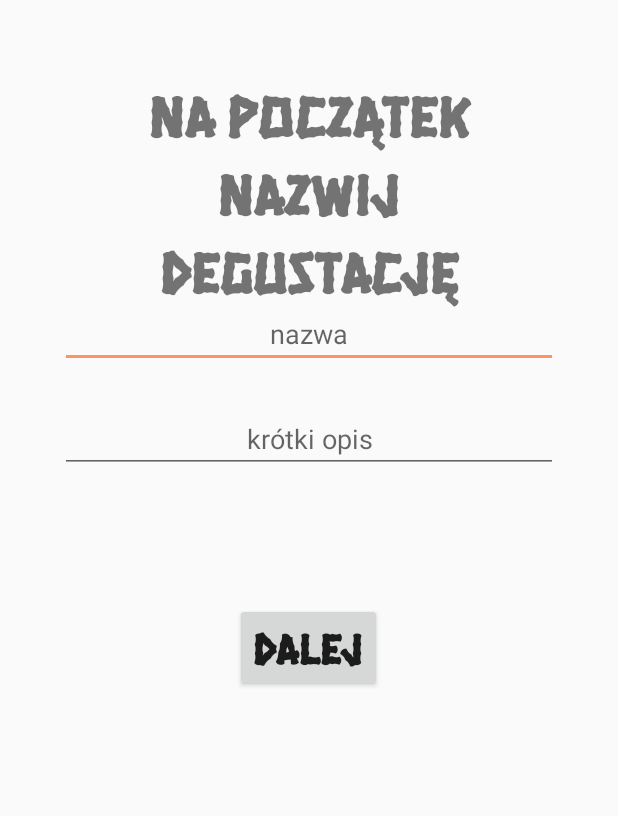
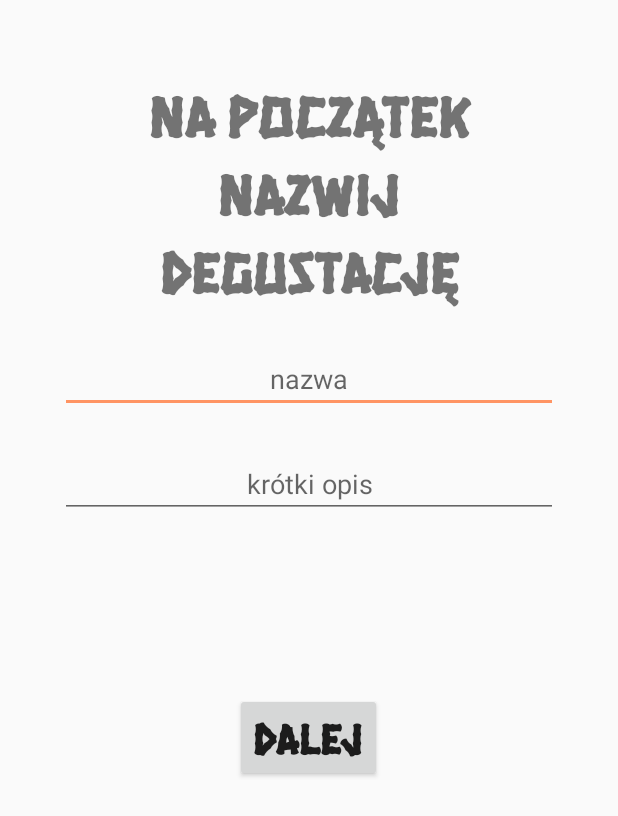
Before and after one commit to call-of-beer/mobile, an Android app: the layout fragment_tasting_set_name.xml on its own in the app's theme, with its tools: preview values and no code run, on a phone screen of 412 x 824 dp. Shown: the top 816 px of the screen. Run offline under Robolectric (Android 15) with nearby library versions, the phone set to English and light mode, and no system bars.

Commit message:
updates- the last ones

```diff
--- a/app/src/main/java/call/ofbeer/api/Api.kt
+++ b/app/src/main/java/call/ofbeer/api/Api.kt
@@ -145,4 +145,10 @@ interface Api {
         @Path("id") id: Int,
         @Header("Authorization") token: String
     ): retrofit2.Call<SuccesfulResponse>
+
+    @GET("api/rating/avg/{id}")
+    fun getAvgForTasting(
+        @Path("id") id: Int,
+        @Header("Authorization") token: String
+    ): retrofit2.Call<RaitingsResponse>
 }
--- a/app/src/main/res/layout/fragment_account.xml
+++ b/app/src/main/res/layout/fragment_account.xml
@@ -86,7 +86,7 @@
                     android:layout_height="wrap_content"
                     android:backgroundTint="#FF3333"
                     android:text="Usuń konto"
-                    android:layout_marginTop="200dp"
+                    android:layout_marginTop="150dp"
                     android:fontFamily="@font/hanaleifill"
                     android:textSize="22sp" />
             </LinearLayout>
--- a/app/src/main/res/layout/fragment_add_user.xml
+++ b/app/src/main/res/layout/fragment_add_user.xml
@@ -22,7 +22,7 @@
             android:layout_height="wrap_content"
             android:layout_marginTop="0dp"
             android:singleLine="true"
-            android:text="Podaj email użytkownika"
+            android:text="Podaj email"
             android:fontFamily="@font/hanaleifill"
             android:textAlignment="center"
             android:textSize="40sp"
--- a/app/src/main/res/layout/fragment_tasting_set_name.xml
+++ b/app/src/main/res/layout/fragment_tasting_set_name.xml
@@ -19,7 +19,7 @@
 <EditText
     android:layout_width="match_parent"
     android:layout_height="wrap_content"
-    android:layout_marginTop="200dp"
+    android:layout_marginTop="230dp"
     android:layout_marginLeft="40dp"
     android:layout_marginRight="40dp"
     android:textAlignment="center"
@@ -29,7 +29,7 @@
     <EditText
         android:layout_width="match_parent"
         android:layout_height="wrap_content"
-        android:layout_marginTop="270dp"
+        android:layout_marginTop="300dp"
         android:layout_marginLeft="40dp"
         android:layout_marginRight="40dp"
         android:textAlignment="center"
@@ -40,8 +40,8 @@
         android:layout_width="wrap_content"
         android:layout_height="wrap_content"
         android:layout_gravity="center"
-        android:layout_marginTop="60dp"
-        android:layout_marginBottom="40dp"
+        android:layout_marginTop="100dp"
+        android:layout_marginBottom="20dp"
         android:text="Dalej"
         android:fontFamily="@font/hanaleifill"
         android:textSize="30sp"
```
Also changed, not shown: app/src/main/java/call/ofbeer/api/Responses.kt (+9 -0 lines), app/src/main/java/call/ofbeer/api/RetrofitClient.kt (+4 -3 lines), app/src/main/java/call/ofbeer/api/SessionManager.kt (+13 -10 lines), 1 other file.
